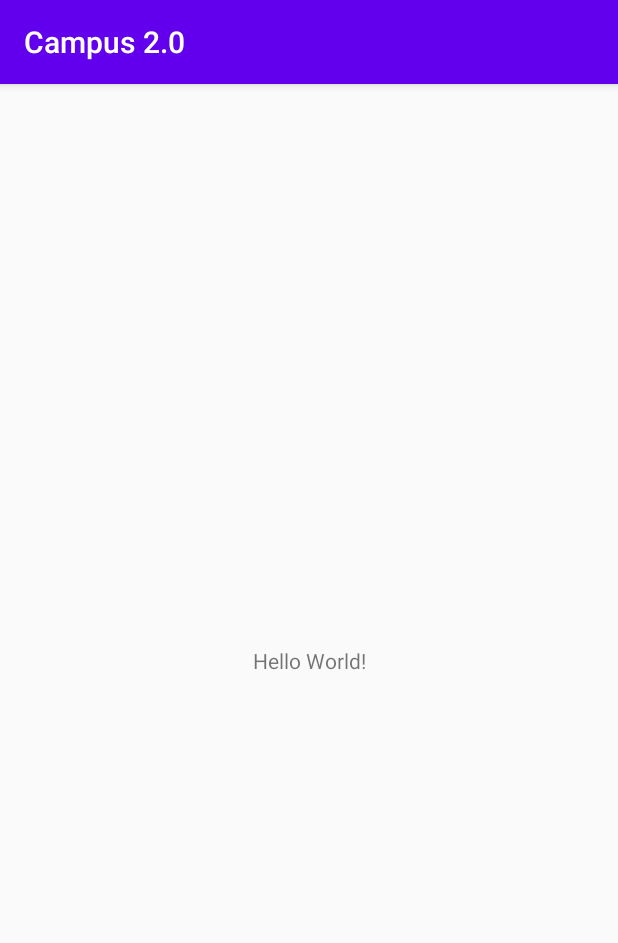
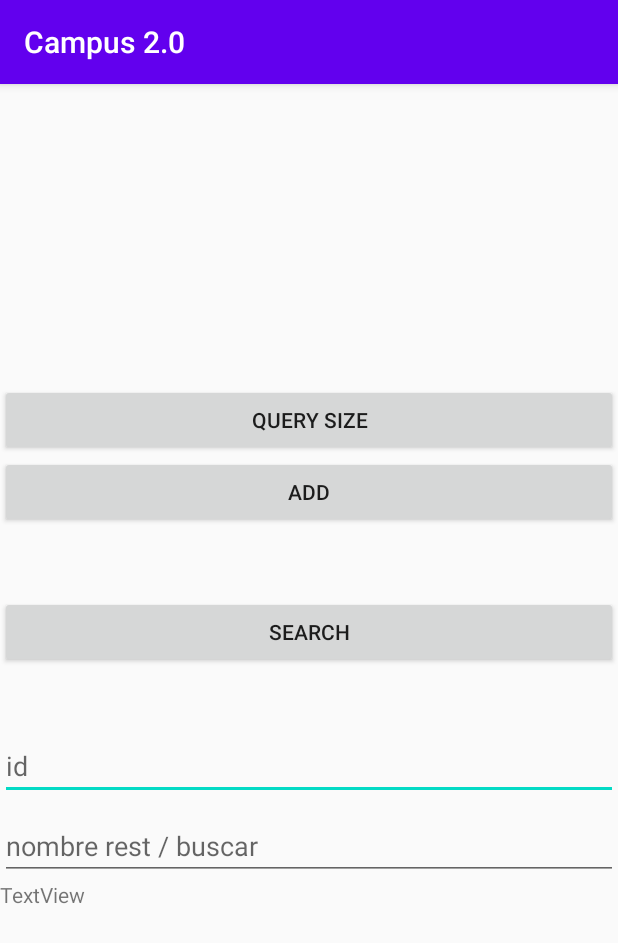
Before and after one commit to merojosa/Campus-UCR, an Android app: the screen it shows after launch (MainActivity), on a phone screen of 412 x 824 dp. Shown: the top 943 px of the screen. Run offline under Robolectric (Android 15) with nearby library versions, the phone set to English and light mode, and no system bars; our stand-ins replace Room's generated code.

Commit message:
Database improvements
ID insertion validation
Search by name works in a worker thread
Get all restaurants works in a worker thread

```diff
--- a/app/build.gradle
+++ b/app/build.gradle
@@ -41,5 +41,4 @@ dependencies {
 
     implementation "androidx.room:room-runtime:$room_version"
     annotationProcessor "androidx.room:room-compiler:$room_version"
-    implementation 'androidx.recyclerview:recyclerview:1.1.0'
 }
--- a/app/src/main/java/cr/ac/ucr/ecci/cql/campus20/ucr_eats/Daos/RestaurantDao.java
+++ b/app/src/main/java/cr/ac/ucr/ecci/cql/campus20/ucr_eats/Daos/RestaurantDao.java
@@ -23,10 +23,13 @@ public interface RestaurantDao
     @Delete
     void delete(Restaurant restaurant);
 
-    @Query("SELECT * FROM Restaurant WHERE name LIKE :name")
+    @Query("SELECT * FROM Restaurant WHERE name LIKE '%' || :name || '%' ")
     List<Restaurant> searchRestaurantByName(String name);
 
-    @Query("SELECT * FROM Restaurant")
+    @Query("SELECT * FROM Restaurant WHERE id = :id")
+    Restaurant searchRestaurantById(int id);
+
+    @Query("SELECT * FROM Restaurant ORDER BY id")
     List<Restaurant> getAllRestaurants();
 
     @Query("DELETE FROM Restaurant")
--- a/app/src/main/res/layout/activity_main.xml
+++ b/app/src/main/res/layout/activity_main.xml
@@ -6,13 +6,65 @@
     android:layout_height="match_parent"
     tools:context=".MainActivity">
 
+    <Button
+        android:id="@+id/button"
+        android:layout_width="match_parent"
+        android:layout_height="wrap_content"
+        android:layout_marginTop="200dp"
+        android:text="Query size"
+        app:layout_constraintTop_toTopOf="parent"
+        tools:layout_editor_absoluteX="0dp" />
+
+    <Button
+        android:id="@+id/button2"
+        android:layout_width="match_parent"
+        android:layout_height="wrap_content"
+        android:text="Add"
+        app:layout_constraintTop_toBottomOf="@+id/button"
+        tools:layout_editor_absoluteX="0dp" />
+
+
+    <Button
+        android:id="@+id/button3"
+        android:layout_width="match_parent"
+        android:layout_height="wrap_content"
+        android:layout_marginTop="45dp"
+        android:text="SEARCH"
+        app:layout_constraintBottom_toTopOf="@+id/idrest"
+        app:layout_constraintTop_toBottomOf="@+id/button2"
+        app:layout_constraintVertical_bias="0.0"
+        tools:layout_editor_absoluteX="16dp" />
+
+    <EditText
+        android:id="@+id/idrest"
+        android:layout_width="match_parent"
+        android:layout_height="wrap_content"
+        android:layout_marginTop="98dp"
+        android:ems="10"
+        android:hint="id"
+        android:inputType="number"
+        app:layout_constraintBottom_toBottomOf="parent"
+        app:layout_constraintTop_toBottomOf="@+id/button2"
+        app:layout_constraintVertical_bias="0.116"
+        tools:layout_editor_absoluteX="-16dp" />
+
+    <EditText
+        android:id="@+id/nombre"
+        android:layout_width="match_parent"
+        android:layout_height="wrap_content"
+        android:layout_marginTop="8dp"
+        android:ems="10"
+        android:hint="nombre rest / buscar"
+        android:inputType="textPersonName"
+        app:layout_constraintTop_toBottomOf="@id/idrest"
+        tools:layout_editor_absoluteX="0dp" />
+
     <TextView
-        android:layout_width="wrap_content"
-        android:layout_height="wrap_content"
-        android:text="Hello World!"
-        app:layout_constraintBottom_toBottomOf="parent"
-        app:layout_constraintLeft_toLeftOf="parent"
-        app:layout_constraintRight_toRightOf="parent"
-        app:layout_constraintTop_toTopOf="parent" />
+        android:id="@+id/texto"
+        android:layout_width="match_parent"
+        android:layout_height="150dp"
+        android:text="TextView"
+        app:layout_constraintTop_toBottomOf="@+id/nombre"
+        tools:layout_editor_absoluteX="176dp" />
 
 </androidx.constraintlayout.widget.ConstraintLayout>
```
Also changed, not shown: app/src/main/java/cr/ac/ucr/ecci/cql/campus20/MainActivity.java (+54 -0 lines), app/src/main/java/cr/ac/ucr/ecci/cql/campus20/ucr_eats/repositories/RestaurantRepository.java (+47 -5 lines).
